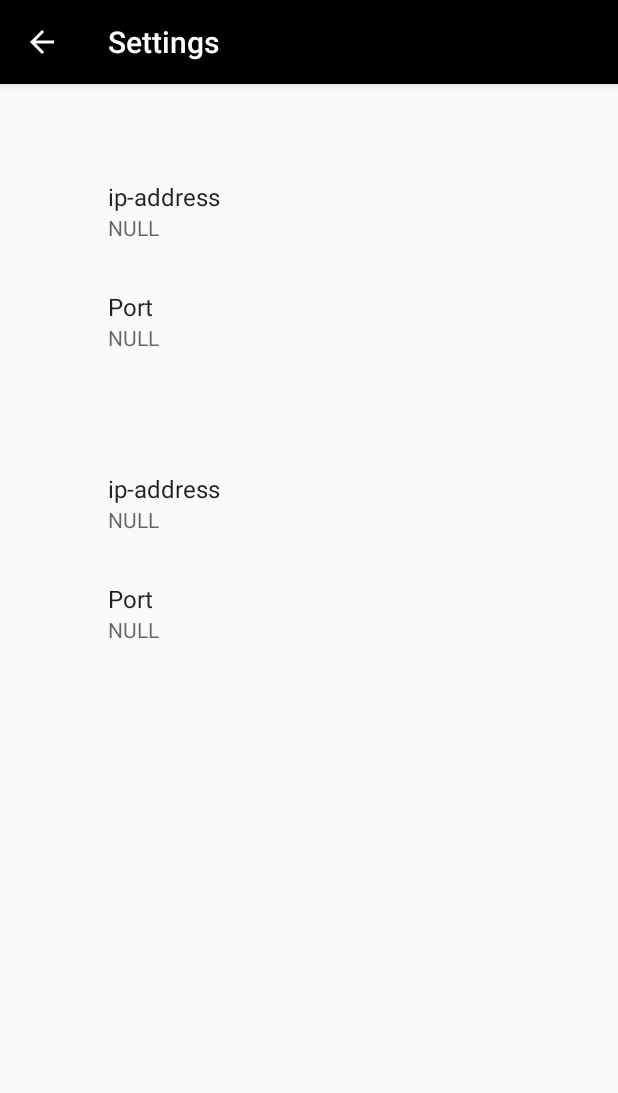
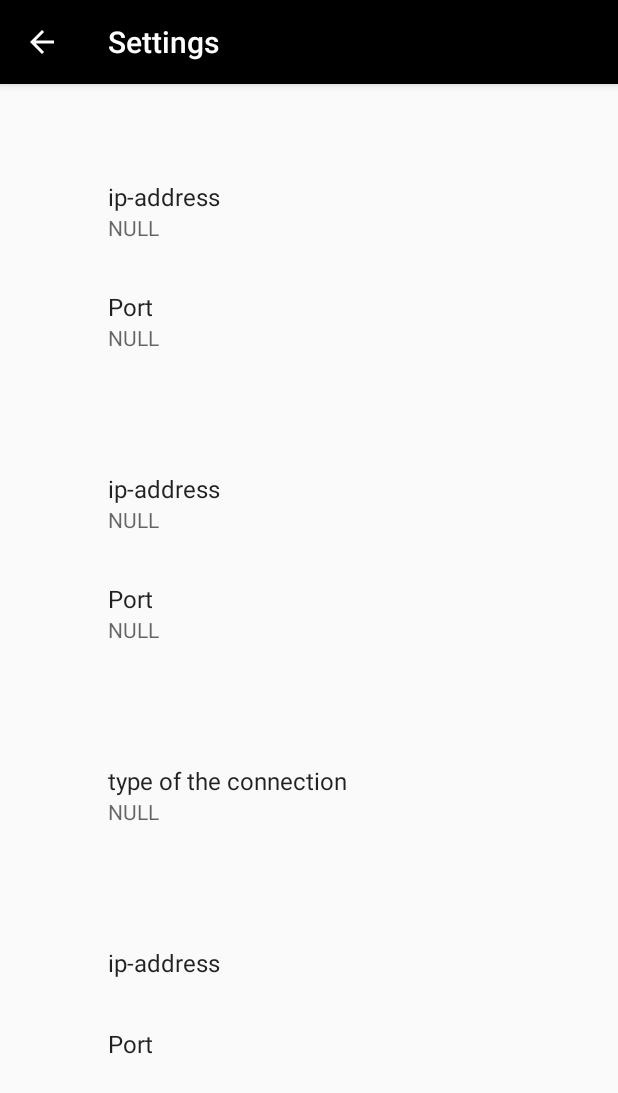
Before and after one commit to denk1/RemonteControl, an Android app: the SettingsFragment screen opened directly, with no data from a screen before it, on a phone screen of 412 x 824 dp. Shown: the top 1093 px of the screen. Run offline under Robolectric (Android 15) with nearby library versions, the phone set to English and light mode, and no system bars; our stand-ins replace androidx.preference.

Commit message:
ConnectionTCP

```diff
--- a/app/src/main/java/com/example/den/remontecontrol/AbstractFactoryConnection.java
+++ b/app/src/main/java/com/example/den/remontecontrol/AbstractFactoryConnection.java
@@ -4,7 +4,7 @@ public class AbstractFactoryConnection implements AbstractFactory<Connection> {
     @Override
     public Connection create(String connectionType) {
 
-        if("ConnectionControl".equalsIgnoreCase(connectionType)) {
+        if("web-socket".equalsIgnoreCase(connectionType)) {
             return new ConnectionControl();
         }
         else {
--- a/app/src/main/java/com/example/den/remontecontrol/ClientCamera.java
+++ b/app/src/main/java/com/example/den/remontecontrol/ClientCamera.java
@@ -18,9 +18,9 @@ import java.io.ByteArrayInputStream;
 import org.apache.commons.lang3.ArrayUtils;
 import org.apache.commons.lang3.ObjectUtils;
 
-import java.io.InputStream;
-import java.io.OutputStream;
-import java.net.Socket;
+    import java.io.InputStream;
+    import java.io.OutputStream;
+    import java.net.Socket;
 import java.nio.ByteBuffer;
 import java.util.ArrayList;
 import java.util.Arrays;
--- a/app/src/main/java/com/example/den/remontecontrol/ControlActivity.java
+++ b/app/src/main/java/com/example/den/remontecontrol/ControlActivity.java
@@ -146,7 +146,8 @@ public class ControlActivity extends AppCompatActivity {
         mTextViewStrengthLeft = (TextView) findViewById(R.id.textView_strength_left);
 
         JoystickView joystickLeft = (JoystickView) findViewById(R.id.joystickView_left);
-        final CommandControl commandControl = MainActivity.getCommandControl();
+        //getting the object of command
+        final CommandControl commandControl = WorkActivity.getCommandControl();
         joystickLeft.setOnMoveListener(new JoystickView.OnMoveListener() {
             @Override
             public void onMove(int angle, int strength) {
--- a/app/src/main/java/com/example/den/remontecontrol/SettingsFragment.java
+++ b/app/src/main/java/com/example/den/remontecontrol/SettingsFragment.java
@@ -4,6 +4,7 @@ package com.example.den.remontecontrol;
 import android.content.SharedPreferences;
 import android.os.Bundle;
 import android.support.v4.app.Fragment;
+import android.support.v7.preference.DropDownPreference;
 import android.support.v7.preference.EditTextPreference;
 import android.support.v7.preference.PreferenceFragmentCompat;
 import android.support.v7.preference.PreferenceManager;
@@ -20,6 +21,7 @@ public class SettingsFragment extends PreferenceFragmentCompat {
     private EditTextPreference editTextPreferencePort = null;
     private EditTextPreference editTextPreferenceIpVideo = null;
     private EditTextPreference getEditTextPreferencePortVideo = null;
+    private DropDownPreference dropDownPreferenceTypeConn = null;
     private SharedPreferences.OnSharedPreferenceChangeListener listener;
     private String oldText;
     SharedPreferences sharedPreferences;
@@ -46,16 +48,19 @@ public class SettingsFragment extends PreferenceFragmentCompat {
         editTextPreferencePort = (EditTextPreference)findPreference(SettinsActivity.PORT_TEXT);
         editTextPreferenceIpVideo = (EditTextPreference)findPreference(SettinsActivity.IP_ADDRESS_VIDEO_TEXT);
         getEditTextPreferencePortVideo = (EditTextPreference)findPreference(SettinsActivity.PORT_VIDEO_TEXT);
+        dropDownPreferenceTypeConn = (DropDownPreference)findPreference(SettinsActivity.TYPE_OF_CONNECTION);
         oldText = editTextPreferenceIp.getText();
         sharedPreferences = getPreferenceManager().getSharedPreferences();
         String valueIp = sharedPreferences.getString(SettinsActivity.IP_ADDRESS_TEXT, "NULL");
         String valuePort = sharedPreferences.getString(SettinsActivity.PORT_TEXT, "NULL");
         String valueIpVideo = sharedPreferences.getString(SettinsActivity.IP_ADDRESS_VIDEO_TEXT, "NULL");
         String valuePortVideo = sharedPreferences.getString(SettinsActivity.PORT_VIDEO_TEXT, "NULL");
+        String valueTypeOfConn = sharedPreferences.getString(SettinsActivity.TYPE_OF_CONNECTION, "NULL");
         editTextPreferenceIp.setSummary(valueIp);
         editTextPreferencePort.setSummary(valuePort);
         editTextPreferenceIpVideo.setSummary(valueIpVideo);
         getEditTextPreferencePortVideo.setSummary(valuePortVideo);
+        dropDownPreferenceTypeConn.setSummary(valueTypeOfConn);
     }
 
     private void createListener() {
@@ -76,7 +81,9 @@ public class SettingsFragment extends PreferenceFragmentCompat {
                 else if(key.equals(SettinsActivity.PORT_VIDEO_TEXT)) {
                     getEditTextPreferencePortVideo.setSummary(value);
                 }
-
+                else if(key.equals(SettinsActivity.TYPE_OF_CONNECTION)) {
+                    dropDownPreferenceTypeConn.setSummary(value);
+                }
             }
         };
         PreferenceManager.getDefaultSharedPreferences(getContext())
--- a/app/src/main/java/com/example/den/remontecontrol/SettinsActivity.java
+++ b/app/src/main/java/com/example/den/remontecontrol/SettinsActivity.java
@@ -10,7 +10,9 @@ public class SettinsActivity extends AppCompatActivity {
     public static final String PORT_TEXT = "port_text";
     public static final String IP_ADDRESS_VIDEO_TEXT = "ip_addr_video_text";
     public static final String PORT_VIDEO_TEXT = "port_video_text";
-
+    public static final String TYPE_OF_CONNECTION = "types_conn";
+    public static final String IP_ADDRESS_CONTROL = "ip_address_control";
+    public static final String PORT_CONTROL = "port_control";
 
     @Override
     protected void onCreate(Bundle savedInstanceState) {
--- /dev/null
+++ b/app/src/main/res/values/arrays.xml
@@ -0,0 +1,8 @@
+<?xml version="1.0" encoding="utf-8"?>
+<resources>
+    <array name="pref_entries_types_conn">
+        <item>web-socket</item>
+        <item>tcp</item>
+        <item>udp</item>
+    </array>
+</resources>
--- a/app/src/main/res/xml/preferences.xml
+++ b/app/src/main/res/xml/preferences.xml
@@ -23,4 +23,25 @@
         android:key="port_video_text"
         android:title="Port" />
 
+    <Preference android:layout="@layout/prev_title_control_conn_type" />
+
+    <android.support.v7.preference.DropDownPreference
+        android:defaultValue=""
+        android:key="types_conn"
+        android:title="type of the connection"
+        android:summary="test of the summary"
+        android:entries="@array/pref_entries_types_conn"
+        android:entryValues="@array/pref_entries_types_conn"/>
+
+    <Preference android:layout="@layout/prev_title_control" />
+
+    <android.support.v7.preference.EditTextPreference
+        android:defaultValue=""
+        android:key="ip_address_control"
+        android:title="ip-address" />
+    <android.support.v7.preference.EditTextPreference
+        android:defaultValue=""
+        android:key="port_control"
+        android:title="Port" />
+
 </PreferenceScreen>
```
Also changed, not shown: app/src/main/java/com/example/den/remontecontrol/ConnectionTCP.java (added, +111 -0 lines), app/src/main/java/com/example/den/remontecontrol/MainActivity.java (+1 -13 lines), app/src/main/java/com/example/den/remontecontrol/WorkActivity.java (+38 -4 lines), app/src/main/res/layout/prev_title_control.xml (added, +9 -0 lines), app/src/main/res/layout/prev_title_control_conn_type.xml (added, +9 -0 lines).
